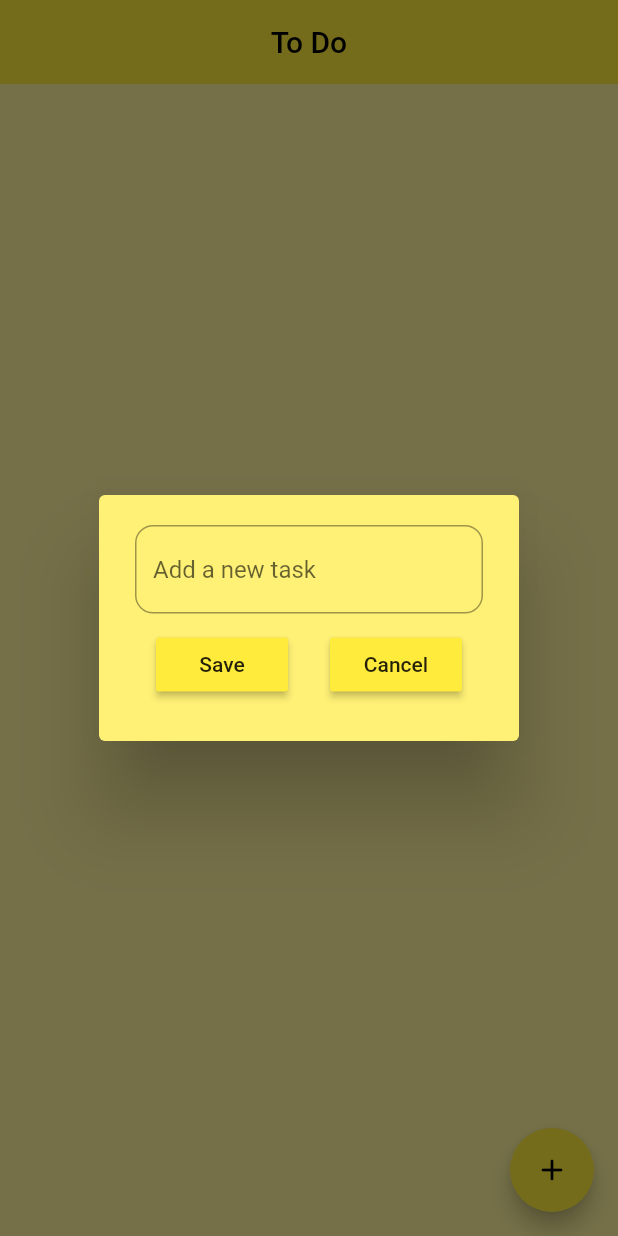
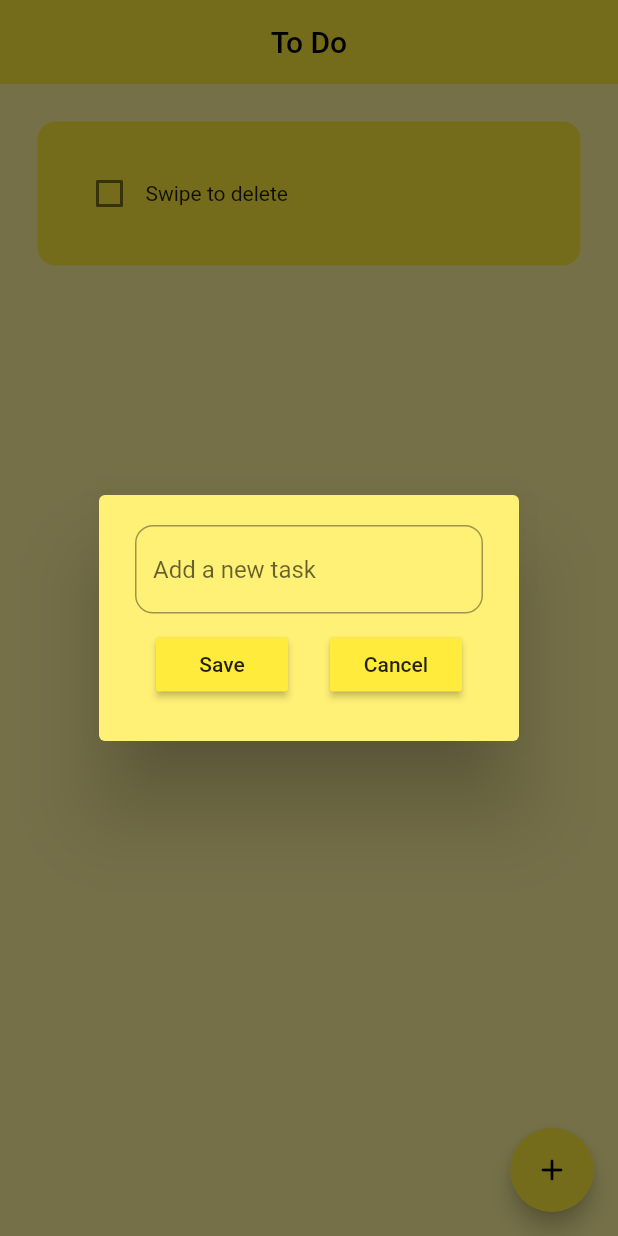
Before and after one commit to hugonocap/first-to-do-app, a Flutter app: the screen it shows after launch, after a tap on the "add" icon, on a phone screen of 412 x 824 dp. Run offline on Flutter 3.47's test engine with Material 2 defaults, Android fonts, the phone set to English and light mode, and no system bars; drawn by our look-alikes of flutter_slidable; our stand-ins replace hive_flutter; accounts and stored records are empty.

Commit message:
database works correctly

```diff
--- a/lib/data/database.dart
+++ b/lib/data/database.dart
@@ -4,5 +4,22 @@ class ToDoDataBase {
   List toDoList = [];
 
   //* reference the box
-  final _mybox = Hive.openBox('mybox');
+  final _myBox = Hive.box('mybox');
+
+  //* run this method if this is the first time ever of opening this app
+  void createInitialData() {
+    toDoList = [
+      ['Swipe to delete', false],
+    ];
+  }
+
+  //* load the data from database
+  void loadData() {
+    toDoList = _myBox.get('TODOLIST');
+  }
+
+  //* update the database
+  void updateDataBase() {
+    _myBox.put('TODOLIST', toDoList);
+  }
 }
--- a/lib/home_page.dart
+++ b/lib/home_page.dart
@@ -13,8 +13,21 @@ class HomePage extends StatefulWidget {
 
 class _HomePageState extends State<HomePage> {
   //*  reference the hive box
-  final _mybox = Hive.openBox('mybox');
+  final _myBox = Hive.box('mybox');
   ToDoDataBase db = ToDoDataBase();
+
+  @override
+  void initState() {
+    //* if this is the first time ever opening the app, then create default data
+    if (_myBox.get('TODOLIST') == null) {
+      db.createInitialData();
+    } else {
+      //* there already exist data
+      db.loadData();
+    }
+
+    super.initState();
+  }
 
   //* text controller
   final _controller = TextEditingController();
@@ -24,6 +37,7 @@ class _HomePageState extends State<HomePage> {
     setState(() {
       db.toDoList[index][1] = !db.toDoList[index][1];
     });
+    db.updateDataBase();
   }
 
   //* save new task
@@ -36,6 +50,7 @@ class _HomePageState extends State<HomePage> {
       _controller.clear();
     });
     Navigator.of(context).pop();
+    db.updateDataBase();
   }
 
   //* create a new task
@@ -58,6 +73,7 @@ class _HomePageState extends State<HomePage> {
     setState(() {
       db.toDoList.removeAt(index);
     });
+    db.updateDataBase();
   }
 
   @override
```
